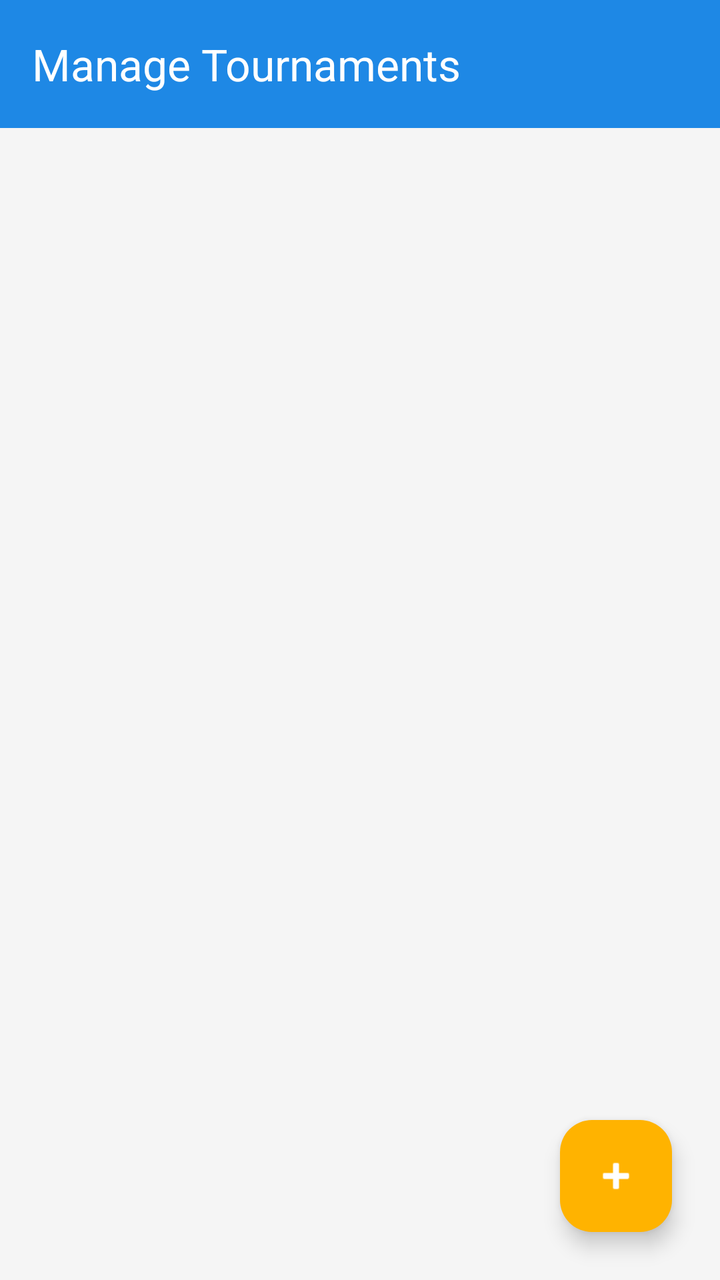
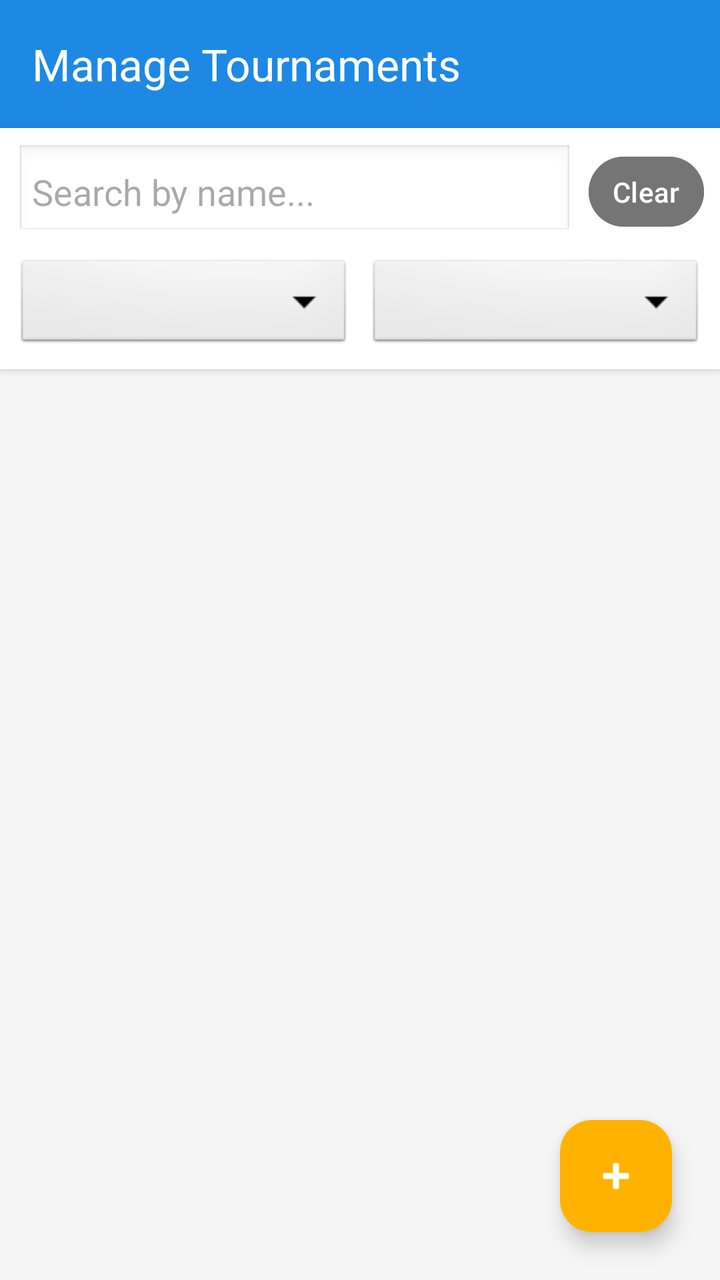

Screens rendered from an Android XML layout before and after an edit, with the pre-edit source and the edit as a unified diff.
<!-- AndroidManifest.xml: application theme Theme.SPORTSHUB -->
<!-- res/layout/activity_admin_tournament_list.xml -->
<?xml version="1.0" encoding="utf-8"?>
<androidx.constraintlayout.widget.ConstraintLayout xmlns:android="http://schemas.android.com/apk/res/android"
    xmlns:app="http://schemas.android.com/apk/res-auto"
    android:layout_width="match_parent"
    android:layout_height="match_parent"
    android:background="@color/background">

    <androidx.appcompat.widget.Toolbar
        android:id="@+id/toolbarAdminList"
        android:layout_width="match_parent"
        android:layout_height="?attr/actionBarSize"
        android:background="@color/primary"
        android:theme="@style/ThemeOverlay.AppCompat.Dark.ActionBar"
        app:popupTheme="@style/ThemeOverlay.AppCompat.Light"
        app:title="Manage Tournaments"
        app:titleTextColor="@color/white"
        app:layout_constraintTop_toTopOf="parent" />

    <TextView
        android:id="@+id/tvEmptyState"
        android:layout_width="wrap_content"
        android:layout_height="wrap_content"
        android:text="No tournaments found."
        android:textColor="@color/text_secondary"
        android:textSize="16sp"
        android:visibility="gone"
        app:layout_constraintBottom_toBottomOf="parent"
        app:layout_constraintEnd_toEndOf="parent"
        app:layout_constraintStart_toStartOf="parent"
        app:layout_constraintTop_toBottomOf="@id/toolbarAdminList" />

    <ListView
        android:id="@+id/lvAdminTournaments"
        android:layout_width="0dp"
        android:layout_height="0dp"
        android:divider="@android:color/transparent"
        android:dividerHeight="0dp"
        app:layout_constraintBottom_toBottomOf="parent"
        app:layout_constraintEnd_toEndOf="parent"
        app:layout_constraintStart_toStartOf="parent"
        app:layout_constraintTop_toBottomOf="@id/toolbarAdminList" />

    <com.google.android.material.floatingactionbutton.FloatingActionButton
        android:id="@+id/fabAddTournament"
        android:layout_width="wrap_content"
        android:layout_height="wrap_content"
        android:layout_margin="24dp"
        android:contentDescription="Add Tournament"
        android:src="@android:drawable/ic_input_add"
        app:backgroundTint="@color/secondary"
        app:layout_constraintBottom_toBottomOf="parent"
        app:layout_constraintEnd_toEndOf="parent"
        app:tint="@color/white" />

</androidx.constraintlayout.widget.ConstraintLayout>
<!-- resources referenced by this layout -->
<resources>
  <color name="background">#F5F5F5</color>
  <color name="primary">#1E88E5</color>
  <color name="secondary">#FFB300</color>
  <color name="text_secondary">#757575</color>
  <color name="white">#FFFFFFFF</color>
  <style name="Theme.SPORTSHUB" parent="Base.Theme.SPORTSHUB" />
  <style name="Base.Theme.SPORTSHUB" parent="Theme.Material3.DayNight.NoActionBar">
          
          
      </style>
</resources>

<!-- the commit's change to res/layout/activity_admin_tournament_list.xml (unified diff, before → after) -->
@@ -16,6 +16,71 @@
         app:titleTextColor="@color/white"
         app:layout_constraintTop_toTopOf="parent" />
 
+    <LinearLayout
+        android:id="@+id/layoutAdminFilters"
+        android:layout_width="match_parent"
+        android:layout_height="wrap_content"
+        android:orientation="vertical"
+        android:padding="8dp"
+        android:background="@color/white"
+        android:elevation="2dp"
+        app:layout_constraintTop_toBottomOf="@id/toolbarAdminList">
+
+        <LinearLayout
+            android:layout_width="match_parent"
+            android:layout_height="wrap_content"
+            android:orientation="horizontal"
+            android:gravity="center_vertical">
+
+            <EditText
+                android:id="@+id/etAdminSearch"
+                android:layout_width="0dp"
+                android:layout_height="wrap_content"
+                android:layout_weight="1"
+                android:hint="Search by name..."
+                android:inputType="text"
+                android:maxLines="1"
+                android:background="@android:drawable/edit_text"
+                android:padding="8dp"
+                android:layout_marginEnd="8dp"/>
+
+            <Button
+                android:id="@+id/btnAdminClearFilters"
+                android:layout_width="wrap_content"
+                android:layout_height="wrap_content"
+                android:text="Clear"
+                android:minHeight="0dp"
+                android:minWidth="0dp"
+                android:paddingHorizontal="12dp"
+                android:paddingVertical="8dp"
+                android:backgroundTint="@color/text_secondary"
+                android:textColor="@color/white" />
+        </LinearLayout>
+
+        <LinearLayout
+            android:layout_width="match_parent"
+            android:layout_height="wrap_content"
+            android:orientation="horizontal"
+            android:layout_marginTop="8dp">
+
+            <Spinner
+                android:id="@+id/spnAdminSportFilter"
+                android:layout_width="0dp"
+                android:layout_height="wrap_content"
+                android:layout_weight="1"
+                android:background="@android:drawable/btn_dropdown"
+                android:layout_marginEnd="4dp" />
+
+            <Spinner
+                android:id="@+id/spnAdminStatusFilter"
+                android:layout_width="0dp"
+                android:layout_height="wrap_content"
+                android:layout_weight="1"
+                android:background="@android:drawable/btn_dropdown"
+                android:layout_marginStart="4dp" />
+        </LinearLayout>
+    </LinearLayout>
+
     <TextView
         android:id="@+id/tvEmptyState"
         android:layout_width="wrap_content"
@@ -27,7 +92,7 @@
         app:layout_constraintBottom_toBottomOf="parent"
         app:layout_constraintEnd_toEndOf="parent"
         app:layout_constraintStart_toStartOf="parent"
-        app:layout_constraintTop_toBottomOf="@id/toolbarAdminList" />
+        app:layout_constraintTop_toBottomOf="@id/layoutAdminFilters" />
 
     <ListView
         android:id="@+id/lvAdminTournaments"
@@ -38,7 +103,7 @@
         app:layout_constraintBottom_toBottomOf="parent"
         app:layout_constraintEnd_toEndOf="parent"
         app:layout_constraintStart_toStartOf="parent"
-        app:layout_constraintTop_toBottomOf="@id/toolbarAdminList" />
+        app:layout_constraintTop_toBottomOf="@id/layoutAdminFilters" />
 
     <com.google.android.material.floatingactionbutton.FloatingActionButton
         android:id="@+id/fabAddTournament"
